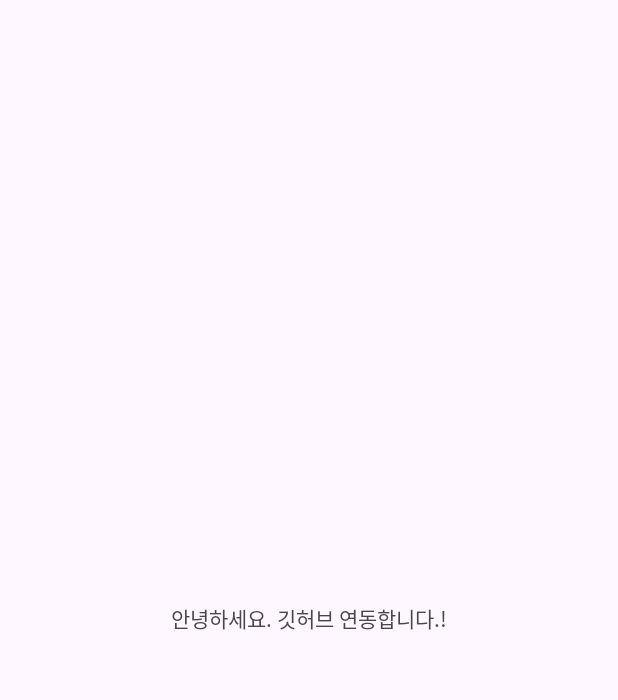
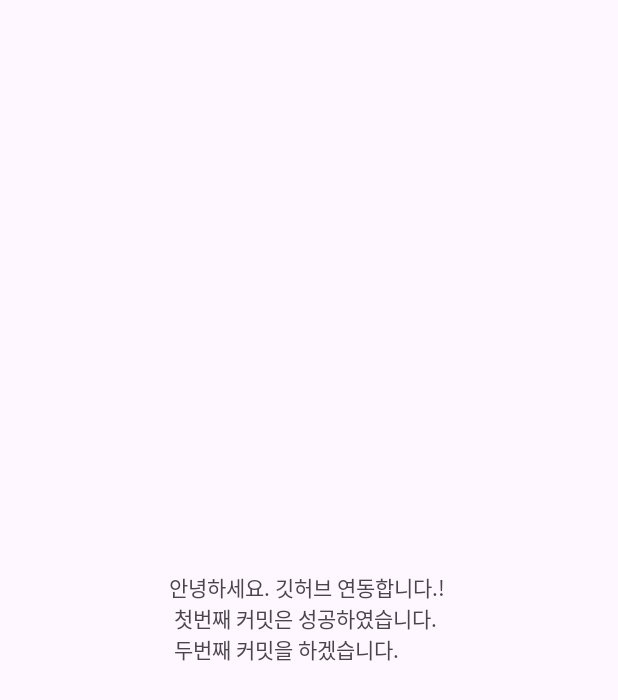
Before and after one commit to mokdokyun/GitHubTest2, an Android app: the screen it shows after launch (MainActivity), on a phone screen of 412 x 824 dp. Shown: the top 700 px of the screen. Run offline under Robolectric (Android 15) with nearby library versions, the phone set to English and light mode, and no system bars.

Commit message:
두번째 커밋

```diff
--- a/app/src/main/res/layout/activity_main.xml
+++ b/app/src/main/res/layout/activity_main.xml
@@ -9,7 +9,7 @@
     <TextView
         android:layout_width="wrap_content"
         android:layout_height="wrap_content"
-        android:text="안녕하세요. 깃허브 연동합니다.!"
+        android:text="안녕하세요. 깃허브 연동합니다.! \n 첫번째 커밋은 성공하였습니다. \n 두번째 커밋을 하겠습니다."
         app:layout_constraintBottom_toBottomOf="parent"
         app:layout_constraintEnd_toEndOf="parent"
         app:layout_constraintStart_toStartOf="parent"
```
